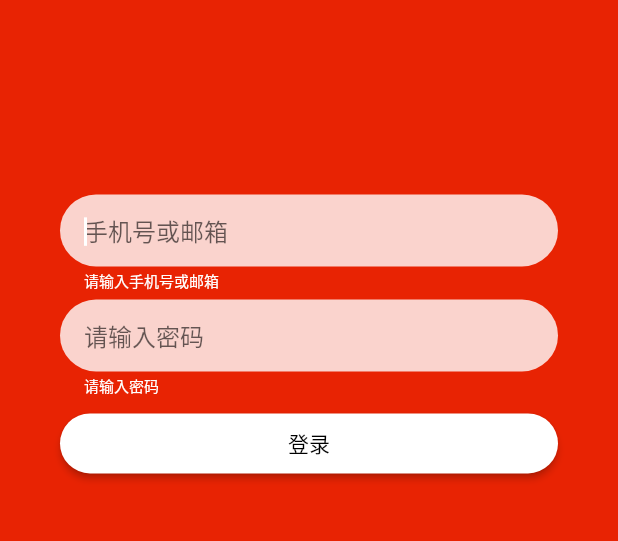
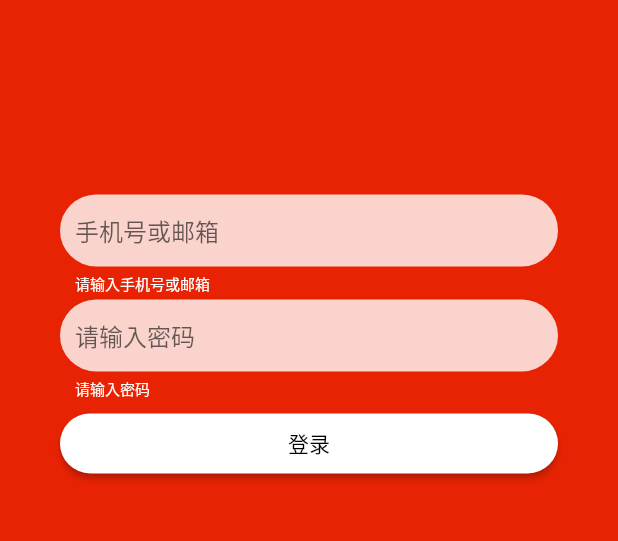
Before and after one commit to suxin1/netease_cloud_music, a Flutter app: the screen it shows after launch, after a tap on "Home", on a phone screen of 412 x 824 dp, the part 360-901 px from its top. Run offline on Flutter 3.47's test engine with Material 2 defaults, Android fonts, the phone set to English and light mode, and no system bars; our stand-ins replace flutter_svg.

```diff
--- a/lib/components/Input.dart
+++ b/lib/components/Input.dart
@@ -25,9 +25,15 @@ class Input extends StatelessWidget {
       height: 70,
       child: TextFormField(
         controller: _controller,
-        autofocus: true,
+        autofocus: autofocus,
         obscureText: obscureText,
+        // style: TextStyle(
+        //   height: 1,
+        //   fontSize: 16,
+        //   textBaseline: TextBaseline.ideographic,
+        // ),
         decoration: InputDecoration(
+          isDense: true,
           filled: true,
           fillColor: Color(0xCCFFFFFF),
           hintText: hintText,
@@ -36,15 +42,21 @@ class Input extends StatelessWidget {
             borderSide: BorderSide.none,
           ),
           contentPadding:
-              const EdgeInsets.symmetric(vertical: 0.0, horizontal: 16),
+              const EdgeInsets.symmetric(vertical: 12, horizontal: 10),
           prefixIcon: icon != null
               ? Icon(
                   icon,
                   size: 20,
                 )
               : null,
-          errorStyle: TextStyle(color: Colors.white, height: 0.8, fontSize: 10),
+          errorStyle: TextStyle(
+            color: Colors.white,
+            height: 1,
+            fontSize: 10,
+            textBaseline: TextBaseline.ideographic,
+          ),
         ),
+        textAlignVertical: TextAlignVertical.center,
         validator: validator,
       ),
     );
--- a/lib/screen/login/Form.dart
+++ b/lib/screen/login/Form.dart
@@ -27,7 +27,7 @@ class _LoginFormState extends State<LoginForm> {
             Input(
               controller: _nameController,
               hintText: "手机号或邮箱",
-              autofocus: true,
+              autofocus: false,
               // icon: Icons.person,
               validator: (v) {
                 return v.trim().length > 0 ? null : "请输入手机号或邮箱";
```
